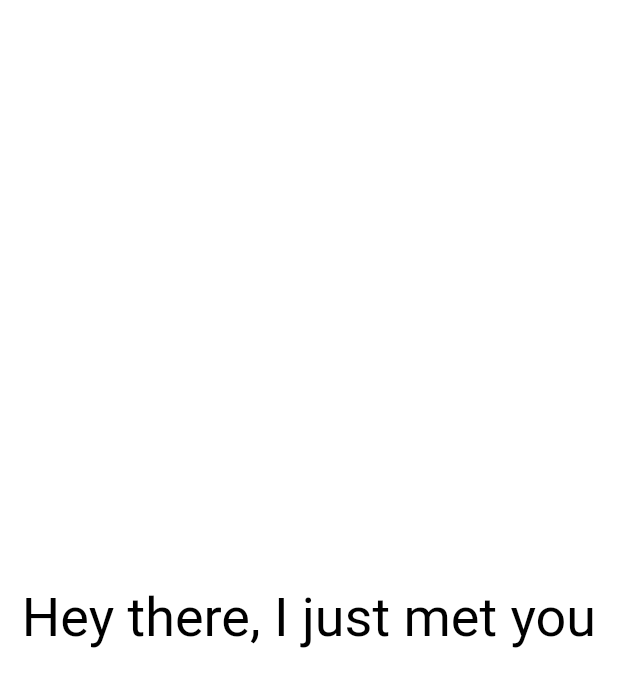
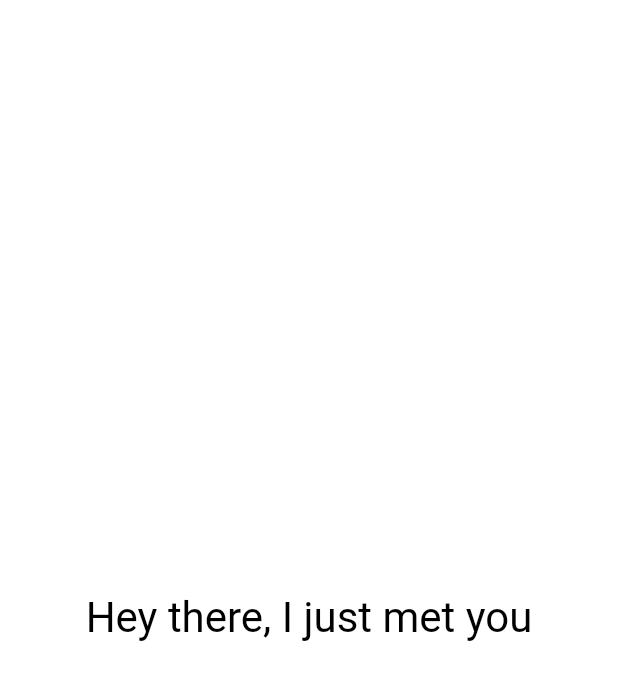
Before and after one commit to k3r14q/heythere, a Flutter app: the screen it shows after launch, on a phone screen of 412 x 824 dp. Shown: the top 687 px of the screen. Run offline on Flutter 3.47's test engine with Material 2 defaults, Android fonts, the phone set to English and light mode, and no system bars.

Commit message:
Final commit

```diff
--- a/lib/lyrics.dart
+++ b/lib/lyrics.dart
@@ -8,7 +8,6 @@ class Lyrics {
   ];
 
   int _currentLine = 0;
-  final int _maxLine = 3;
 
   /// Getter for _currentLine
   int get currentLine {
@@ -22,7 +21,7 @@ class Lyrics {
 
   /// Method for moving to the next line of the song
   void toNextLine() {
-    if (_currentLine < _maxLine) {
+    if (_currentLine < _lines.length - 1) {
       _currentLine++;
     }
   }
--- a/lib/my_app.dart
+++ b/lib/my_app.dart
@@ -30,8 +30,8 @@ class HomePage extends StatefulWidget {
 }
 
 class _HomePageState extends State<HomePage> {
-  double textFontSize = 36;
-  double luminanceLevel = 0.5;
+  final double _textFontSize = 28;
+  final double _luminanceLevel = 0.5;
   CustomBackground customBackground = CustomBackground(256, Colors.white);
   Lyrics lyrics = Lyrics();
 
@@ -46,9 +46,9 @@ class _HomePageState extends State<HomePage> {
             child: Text(
               lyrics.lines[lyrics.currentLine],
               style: TextStyle(
-                fontSize: textFontSize,
+                fontSize: _textFontSize,
                 color:
-                    customBackground.color.computeLuminance() > luminanceLevel
+                    customBackground.color.computeLuminance() > _luminanceLevel
                         ? Colors.black
                         : Colors.white,
               ),
```
